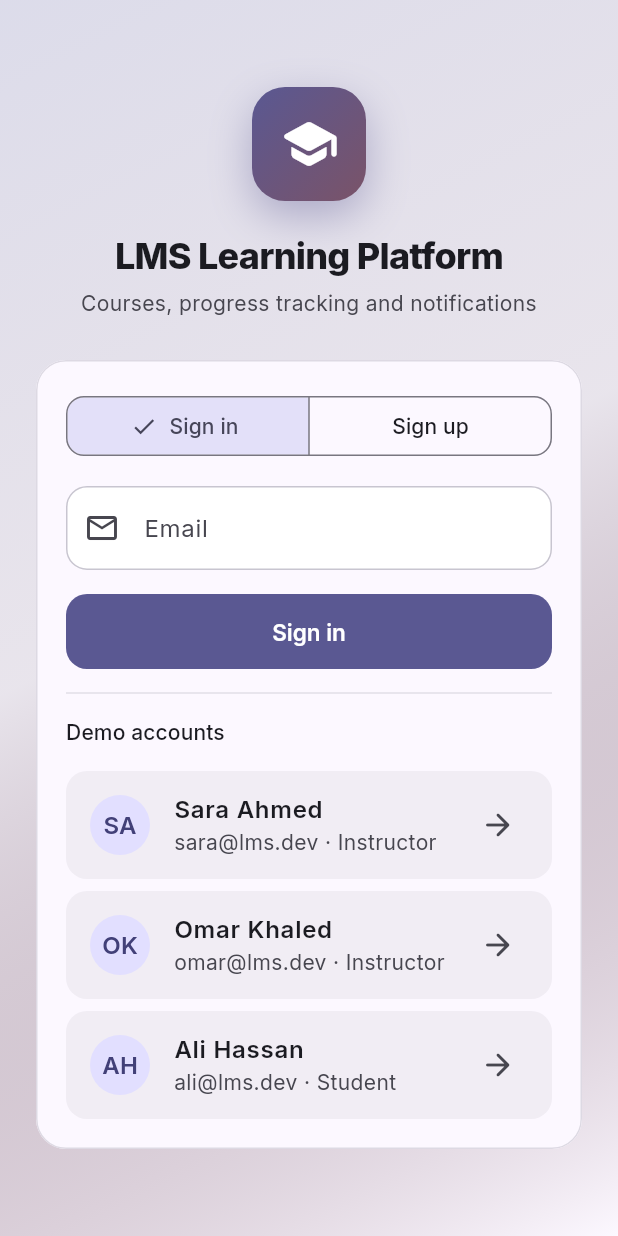
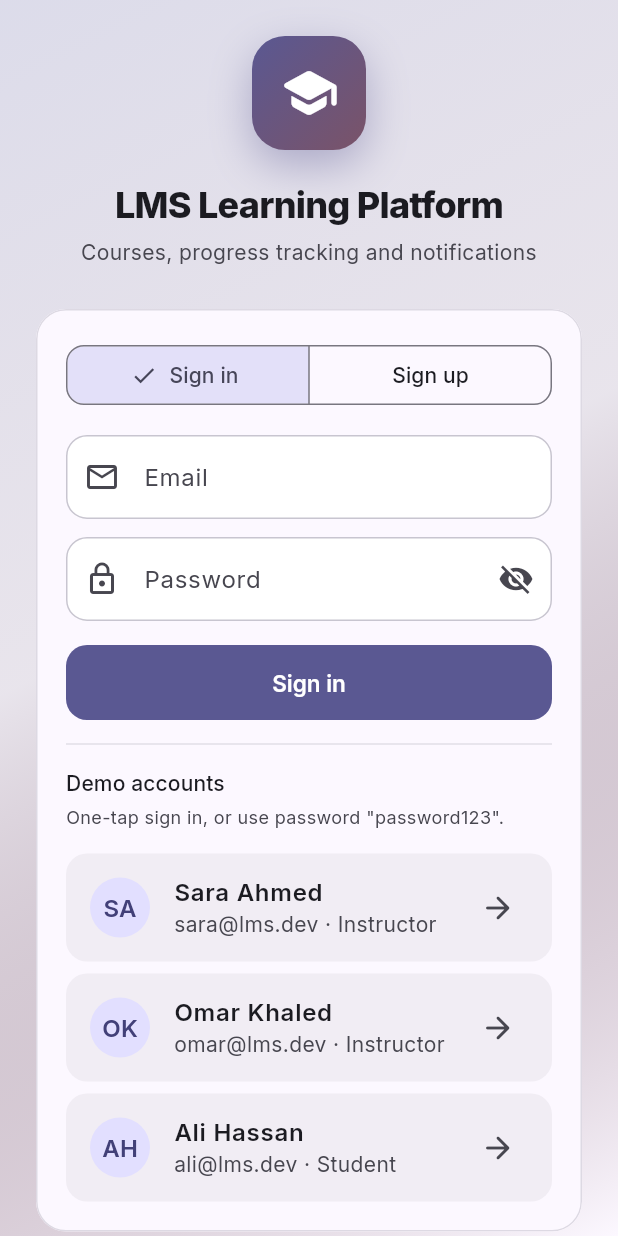
Before and after one commit to ahmdmero2022/LmsApp, a Flutter app: the screen it shows after launch, after a tap on "Sign in", on a phone screen of 412 x 824 dp. Run offline on Flutter 3.47's test engine with Material 3 defaults, Android fonts, the phone set to English and light mode, and no system bars; our stand-ins replace google_fonts, sembast, sembast_web, web; missing offline and left inert: dart:ui_web; accounts and stored records are empty.

Commit message:
Add password-based signup and login with hashed passwords
Co-Authored-By: ahmed mohsen <ahmdmero2022@gmail.com>

```diff
--- a/lib/data/seed.dart
+++ b/lib/data/seed.dart
@@ -3,7 +3,29 @@ import '../models/course.dart';
 import '../models/lesson.dart';
 import '../models/quiz.dart';
 import '../models/user.dart';
+import '../utils/password.dart';
 import 'repositories.dart';
+
+/// Password shared by every seeded demo account.
+const String kDemoPassword = 'password123';
+
+/// Builds a demo [AppUser] with [kDemoPassword] already hashed.
+AppUser _demoUser({
+  required String id,
+  required String name,
+  required String email,
+  required UserRole role,
+}) {
+  final salt = generateSalt();
+  return AppUser(
+    id: id,
+    name: name,
+    email: email,
+    role: role,
+    passwordSalt: salt,
+    passwordHash: hashPassword(kDemoPassword, salt),
+  );
+}
 
 /// Populates the database with a set of demo users, courses and a welcome
 /// notification the first time the app runs (when no users exist yet).
@@ -22,19 +44,19 @@ class Seeder {
     final existing = await users.getAll();
     if (existing.isNotEmpty) return;
 
-    const instructor = AppUser(
+    final instructor = _demoUser(
       id: 'user-instructor-1',
       name: 'Sara Ahmed',
       email: 'sara@lms.dev',
       role: UserRole.instructor,
     );
-    const instructor2 = AppUser(
+    final instructor2 = _demoUser(
       id: 'user-instructor-2',
       name: 'Omar Khaled',
       email: 'omar@lms.dev',
       role: UserRole.instructor,
     );
-    const student = AppUser(
+    final student = _demoUser(
       id: 'user-student-1',
       name: 'Ali Hassan',
       email: 'ali@lms.dev',
--- a/lib/models/user.dart
+++ b/lib/models/user.dart
@@ -16,13 +16,19 @@ class AppUser {
   final String name;
   final String email;
   final UserRole role;
+  final String? passwordSalt;
+  final String? passwordHash;
 
   const AppUser({
     required this.id,
     required this.name,
     required this.email,
     required this.role,
+    this.passwordSalt,
+    this.passwordHash,
   });
+
+  bool get hasPassword => passwordHash != null && passwordSalt != null;
 
   String get initials {
     final parts = name.trim().split(RegExp(r'\s+'));
@@ -31,12 +37,20 @@ class AppUser {
     return (parts.first[0] + parts.last[0]).toUpperCase();
   }
 
-  AppUser copyWith({String? name, String? email, UserRole? role}) {
+  AppUser copyWith({
+    String? name,
+    String? email,
+    UserRole? role,
+    String? passwordSalt,
+    String? passwordHash,
+  }) {
     return AppUser(
       id: id,
       name: name ?? this.name,
       email: email ?? this.email,
       role: role ?? this.role,
+      passwordSalt: passwordSalt ?? this.passwordSalt,
+      passwordHash: passwordHash ?? this.passwordHash,
     );
   }
 
@@ -46,6 +60,8 @@ class AppUser {
       'name': name,
       'email': email,
       'role': role.name,
+      'passwordSalt': passwordSalt,
+      'passwordHash': passwordHash,
     };
   }
 
@@ -58,6 +74,8 @@ class AppUser {
         (r) => r.name == map['role'],
         orElse: () => UserRole.student,
       ),
+      passwordSalt: map['passwordSalt'] as String?,
+      passwordHash: map['passwordHash'] as String?,
     );
   }
 }
--- a/lib/screens/login_screen.dart
+++ b/lib/screens/login_screen.dart
@@ -1,6 +1,7 @@
 import 'package:flutter/material.dart';
 import 'package:provider/provider.dart';
 
+import '../data/seed.dart';
 import '../models/user.dart';
 import '../state/app_state.dart';
 
@@ -96,6 +97,9 @@ class _LoginCardState extends State<_LoginCard> {
   bool _registerMode = false;
   final _emailCtrl = TextEditingController();
   final _nameCtrl = TextEditingController();
+  final _passwordCtrl = TextEditingController();
+  final _confirmCtrl = TextEditingController();
+  bool _obscure = true;
   UserRole _role = UserRole.student;
   String? _error;
   bool _busy = false;
@@ -104,7 +108,16 @@ class _LoginCardState extends State<_LoginCard> {
   void dispose() {
     _emailCtrl.dispose();
     _nameCtrl.dispose();
+    _passwordCtrl.dispose();
+    _confirmCtrl.dispose();
     super.dispose();
+  }
+
+  void _fail(String message) {
+    setState(() {
+      _error = message;
+      _busy = false;
+    });
   }
 
   Future<void> _submit() async {
@@ -114,39 +127,41 @@ class _LoginCardState extends State<_LoginCard> {
       _busy = true;
     });
     final email = _emailCtrl.text.trim();
+    final password = _passwordCtrl.text;
     if (email.isEmpty) {
-      setState(() {
-        _error = 'Enter an email.';
-        _busy = false;
-      });
+      _fail('Enter an email.');
+      return;
+    }
+    if (password.isEmpty) {
+      _fail('Enter a password.');
       return;
     }
     if (_registerMode) {
       if (_nameCtrl.text.trim().isEmpty) {
-        setState(() {
-          _error = 'Enter your name.';
-          _busy = false;
-        });
+        _fail('Enter your name.');
+        return;
+      }
+      if (password.length < 6) {
+        _fail('Password must be at least 6 characters.');
+        return;
+      }
+      if (_confirmCtrl.text != password) {
+        _fail('Passwords do not match.');
         return;
       }
       final user = await state.register(
         name: _nameCtrl.text,
         email: email,
+        password: password,
         role: _role,
       );
       if (user == null && mounted) {
-        setState(() {
-          _error = 'An account with that email already exists.';
-          _busy = false;
-        });
+        _fail('An account with that email already exists.');
       }
     } else {
-      final ok = await state.login(email);
+      final ok = await state.login(email, password);
       if (!ok && mounted) {
-        setState(() {
-          _error = 'No account found. Try a demo account or sign up.';
-          _busy = false;
-        });
+        _fail('Incorrect email or password.');
       }
     }
   }
@@ -189,7 +204,33 @@ class _LoginCardState extends State<_LoginCard> {
               ),
               onSubmitted: (_) => _submit(),
             ),
+            const SizedBox(height: 12),
+            TextField(
+              controller: _passwordCtrl,
+              obscureText: _obscure,
+              decoration: InputDecoration(
+                labelText: 'Password',
+                prefixIcon: const Icon(Icons.lock_outline),
+                suffixIcon: IconButton(
+                  icon: Icon(
+                    _obscure ? Icons.visibility_off : Icons.visibility,
+                  ),
+                  onPressed: () => setState(() => _obscure = !_obscure),
+                ),
+              ),
+              onSubmitted: (_) => _submit(),
+            ),
             if (_registerMode) ...[
+              const SizedBox(height: 12),
+              TextField(
+                controller: _confirmCtrl,
+                obscureText: _obscure,
+                decoration: const InputDecoration(
+                  labelText: 'Confirm password',
+                  prefixIcon: Icon(Icons.lock_outline),
+                ),
+                onSubmitted: (_) => _submit(),
+              ),
               const SizedBox(height: 12),
               SegmentedButton<UserRole>(
                 segments: const [
@@ -225,6 +266,14 @@ class _LoginCardState extends State<_LoginCard> {
               Text(
                 'Demo accounts',
                 style: Theme.of(context).textTheme.labelLarge,
+              ),
+              const SizedBox(height: 4),
+              Text(
+                'One-tap sign in, or use password "$kDemoPassword".',
+                style: TextStyle(
+                  color: Theme.of(context).colorScheme.onSurfaceVariant,
+                  fontSize: 12,
+                ),
               ),
               const SizedBox(height: 8),
               ...state.allUsers.map(
--- a/lib/state/app_state.dart
+++ b/lib/state/app_state.dart
@@ -9,6 +9,7 @@ import '../models/enrollment.dart';
 import '../models/lesson.dart';
 import '../models/quiz.dart';
 import '../models/user.dart';
+import '../utils/password.dart';
 
 /// Holds the entire in-memory view of the app and mediates every write to the
 /// persistent database. UI listens to this via `provider`.
@@ -70,9 +71,12 @@ class AppState extends ChangeNotifier {
   // Auth
   // ---------------------------------------------------------------------------
 
-  Future<bool> login(String email) async {
+  Future<bool> login(String email, String password) async {
     final user = await _users.findByEmail(email);
-    if (user == null) return false;
+    if (user == null || !user.hasPassword) return false;
+    if (!verifyPassword(password, user.passwordSalt!, user.passwordHash!)) {
+      return false;
+    }
     _currentUser = user;
     await _reloadAll();
     notifyListeners();
@@ -87,15 +91,19 @@ class AppState extends ChangeNotifier {
   Future<AppUser?> register({
     required String name,
     required String email,
+    required String password,
     required UserRole role,
   }) async {
     final existing = await _users.findByEmail(email);
     if (existing != null) return null;
+    final salt = generateSalt();
     final user = AppUser(
       id: 'user-${DateTime.now().microsecondsSinceEpoch}',
       name: name.trim(),
       email: email.toLowerCase().trim(),
       role: role,
+      passwordSalt: salt,
+      passwordHash: hashPassword(password, salt),
     );
     await _users.save(user);
     await _notifications.save(
--- /dev/null
+++ b/lib/utils/password.dart
@@ -0,0 +1,21 @@
+import 'dart:convert';
+import 'dart:math';
+
+import 'package:crypto/crypto.dart';
+
+/// Generates a random, URL-safe salt for password hashing.
+String generateSalt([int length = 16]) {
+  final random = Random.secure();
+  final bytes = List<int>.generate(length, (_) => random.nextInt(256));
+  return base64Url.encode(bytes);
+}
+
+/// Hashes [password] with [salt] using SHA-256.
+String hashPassword(String password, String salt) {
+  return sha256.convert(utf8.encode('$salt:$password')).toString();
+}
+
+/// Returns true when [password] matches the stored [salt]/[hash] pair.
+bool verifyPassword(String password, String salt, String hash) {
+  return hashPassword(password, salt) == hash;
+}
--- a/pubspec.yaml
+++ b/pubspec.yaml
@@ -42,6 +42,7 @@ dependencies:
   url_launcher: ^6.3.2
   web: ^1.1.1
   google_fonts: ^8.2.0
+  crypto: ^3.0.7
 
 dev_dependencies:
   flutter_test:
```
Also changed, not shown: pubspec.lock, 1 other file.
